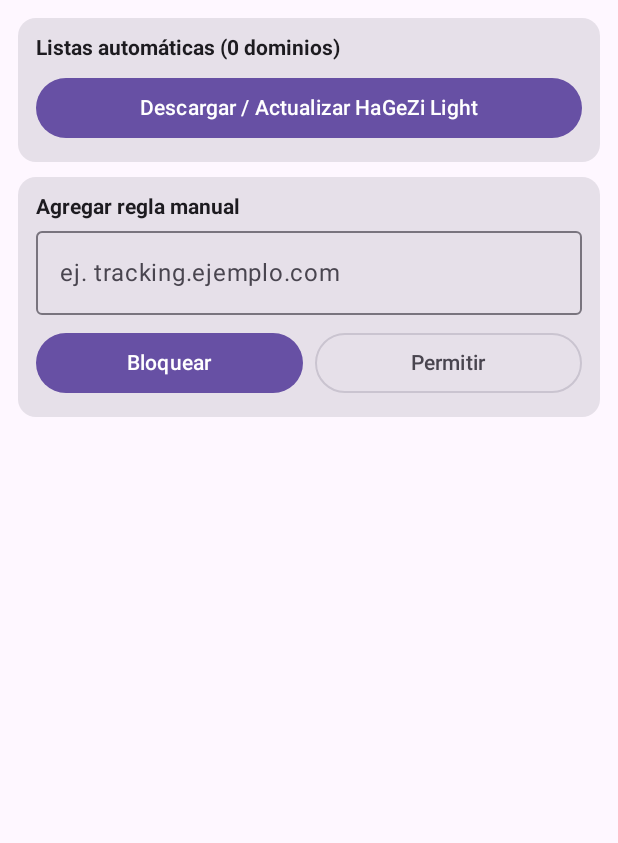
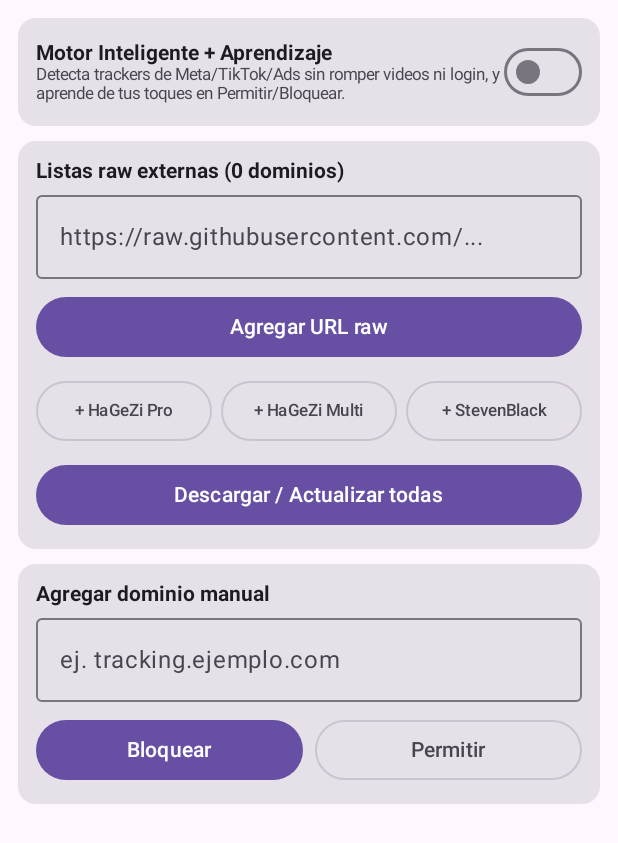
Before and after one commit to hernandezcm165-droid/FirewallDNS, an Android app built with Jetpack Compose: the composable RulesScreen called with empty values, on a phone screen of 412 x 824 dp. Shown: the top 843 px of the screen. Run offline under Robolectric (Android 15) with nearby library versions, the phone set to English and light mode, and no system bars.

Commit message:
Update RulesScreen.kt

```diff
--- a/app/src/main/java/com/firewall/dns/ui/screens/RulesScreen.kt
+++ b/app/src/main/java/com/firewall/dns/ui/screens/RulesScreen.kt
@@ -12,6 +12,7 @@ import androidx.compose.ui.Modifier
 import androidx.compose.ui.text.font.FontWeight
 import androidx.compose.ui.text.style.TextOverflow
 import androidx.compose.ui.unit.dp
+import androidx.compose.ui.unit.sp
 import com.firewall.dns.domain.model.FirewallStats
 
 @Composable
@@ -19,36 +20,120 @@ fun RulesScreen(
     stats: FirewallStats,
     customBlock: List<String>,
     customAllow: List<String>,
+    blocklistUrls: List<String>,
+    smartModeEnabled: Boolean,
     isDownloading: Boolean,
+    onToggleSmartMode: (Boolean) -> Unit,
+    onAddBlocklistUrl: (String) -> Unit,
+    onRemoveBlocklistUrl: (String) -> Unit,
     onDownloadBlocklist: () -> Unit,
     onAddCustomRule: (String, Boolean) -> Unit,
     onRemoveCustomRule: (String) -> Unit
 ) {
     var domainInput by remember { mutableStateOf("") }
+    var urlInput by remember { mutableStateOf("") }
+
+    val presets = listOf(
+        "HaGeZi Pro" to "https://raw.githubusercontent.com/hagezi/dns-blocklists/main/wildcard/pro-onlydomains.txt",
+        "HaGeZi Multi" to "https://raw.githubusercontent.com/hagezi/dns-blocklists/main/wildcard/multi-onlydomains.txt",
+        "StevenBlack" to "https://raw.githubusercontent.com/StevenBlack/hosts/master/hosts"
+    )
 
     LazyColumn(
         modifier = Modifier.fillMaxSize().padding(12.dp),
         verticalArrangement = Arrangement.spacedBy(10.dp)
     ) {
+        // Motor Inteligente Anti-Fallas
+        item {
+            Card(modifier = Modifier.fillMaxWidth()) {
+                Row(
+                    modifier = Modifier.padding(12.dp),
+                    verticalAlignment = Alignment.CenterVertically
+                ) {
+                    Column(modifier = Modifier.weight(1f)) {
+                        Text("Motor Inteligente + Aprendizaje", fontWeight = FontWeight.Bold)
+                        Text(
+                            "Detecta trackers de Meta/TikTok/Ads sin romper videos ni login, y aprende de tus toques en Permitir/Bloquear.",
+                            fontSize = 11.sp,
+                            color = MaterialTheme.colorScheme.onSurfaceVariant
+                        )
+                    }
+                    Switch(checked = smartModeEnabled, onCheckedChange = onToggleSmartMode)
+                }
+            }
+        }
+
+        // Gestor de URLs raw externas
         item {
             Card(modifier = Modifier.fillMaxWidth()) {
                 Column(modifier = Modifier.padding(12.dp), verticalArrangement = Arrangement.spacedBy(8.dp)) {
-                    Text("Listas automáticas (${stats.loadedRulesCount} dominios)", fontWeight = FontWeight.Bold)
+                    Text("Listas raw externas (${stats.loadedRulesCount} dominios)", fontWeight = FontWeight.Bold)
+                    OutlinedTextField(
+                        value = urlInput,
+                        onValueChange = { urlInput = it },
+                        placeholder = { Text("https://raw.githubusercontent.com/...") },
+                        singleLine = true,
+                        modifier = Modifier.fillMaxWidth()
+                    )
+                    Button(
+                        onClick = {
+                            onAddBlocklistUrl(urlInput)
+                            urlInput = ""
+                        },
+                        modifier = Modifier.fillMaxWidth()
+                    ) { Text("Agregar URL raw") }
+
+                    Row(horizontalArrangement = Arrangement.spacedBy(6.dp)) {
+                        presets.forEach { (name, url) ->
+                            OutlinedButton(
+                                onClick = { onAddBlocklistUrl(url) },
+                                contentPadding = PaddingValues(horizontal = 8.dp, vertical = 4.dp),
+                                modifier = Modifier.weight(1f)
+                            ) {
+                                Text("+ $name", fontSize = 11.sp, maxLines = 1)
+                            }
+                        }
+                    }
+
                     Button(
                         onClick = onDownloadBlocklist,
                         enabled = !isDownloading,
                         modifier = Modifier.fillMaxWidth()
                     ) {
-                        Text(if (isDownloading) "Descargando lista..." else "Descargar / Actualizar HaGeZi Light")
+                        Text(if (isDownloading) "Descargando listas..." else "Descargar / Actualizar todas")
                     }
                 }
             }
         }
 
+        if (blocklistUrls.isNotEmpty()) {
+            item { Text("URLs configuradas (${blocklistUrls.size})", fontWeight = FontWeight.Bold) }
+            items(blocklistUrls) { url ->
+                Card(modifier = Modifier.fillMaxWidth()) {
+                    Row(
+                        modifier = Modifier.padding(horizontal = 12.dp, vertical = 6.dp),
+                        verticalAlignment = Alignment.CenterVertically
+                    ) {
+                        Text(
+                            text = url,
+                            fontSize = 12.sp,
+                            maxLines = 2,
+                            overflow = TextOverflow.Ellipsis,
+                            modifier = Modifier.weight(1f)
+                        )
+                        IconButton(onClick = { onRemoveBlocklistUrl(url) }) {
+                            Icon(Icons.Default.Delete, contentDescription = "Quitar URL")
+                        }
+                    }
+                }
+            }
+        }
+
+        // Reglas manuales de dominio
         item {
             Card(modifier = Modifier.fillMaxWidth()) {
                 Column(modifier = Modifier.padding(12.dp), verticalArrangement = Arrangement.spacedBy(8.dp)) {
-                    Text("Agregar regla manual", fontWeight = FontWeight.Bold)
+                    Text("Agregar dominio manual", fontWeight = FontWeight.Bold)
                     OutlinedTextField(
                         value = domainInput,
                         onValueChange = { domainInput = it },
```
